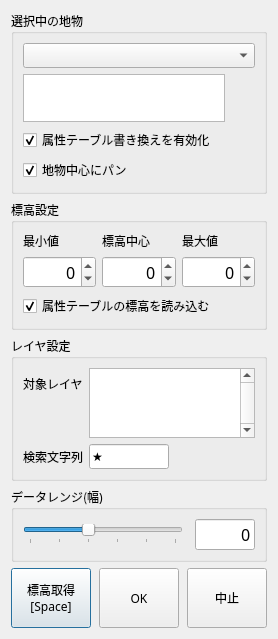
The window that demstyle_all_dialog_base.ui (tamaohome/qgis-demstyle-all) describes before a commit, drawn with Qt 5.
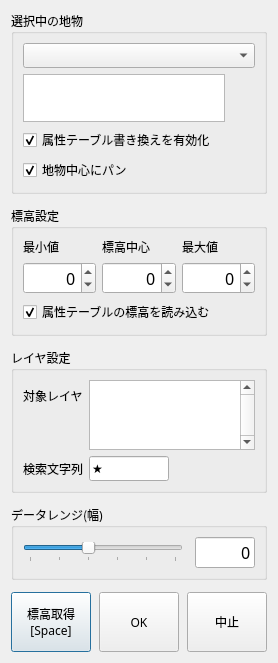
The same window after the commit. Custom widgets are drawn as their Qt base class.

Diff of the .ui file:
```diff
--- a/demstyle_all_dialog_base.ui
+++ b/demstyle_all_dialog_base.ui
@@ -7,7 +7,7 @@
     <x>0</x>
     <y>0</y>
     <width>270</width>
-    <height>560</height>
+    <height>566</height>
    </rect>
   </property>
   <property name="font">
@@ -19,7 +19,10 @@
   <property name="windowTitle">
    <string>DEMスタイル一括設定</string>
   </property>
-  <layout class="QVBoxLayout" name="verticalLayout">
+  <layout class="QVBoxLayout" name="baseLayout">
+   <property name="spacing">
+    <number>12</number>
+   </property>
    <item>
     <widget class="QGroupBox" name="currentFeatureGroupBox">
      <property name="sizePolicy">
```
